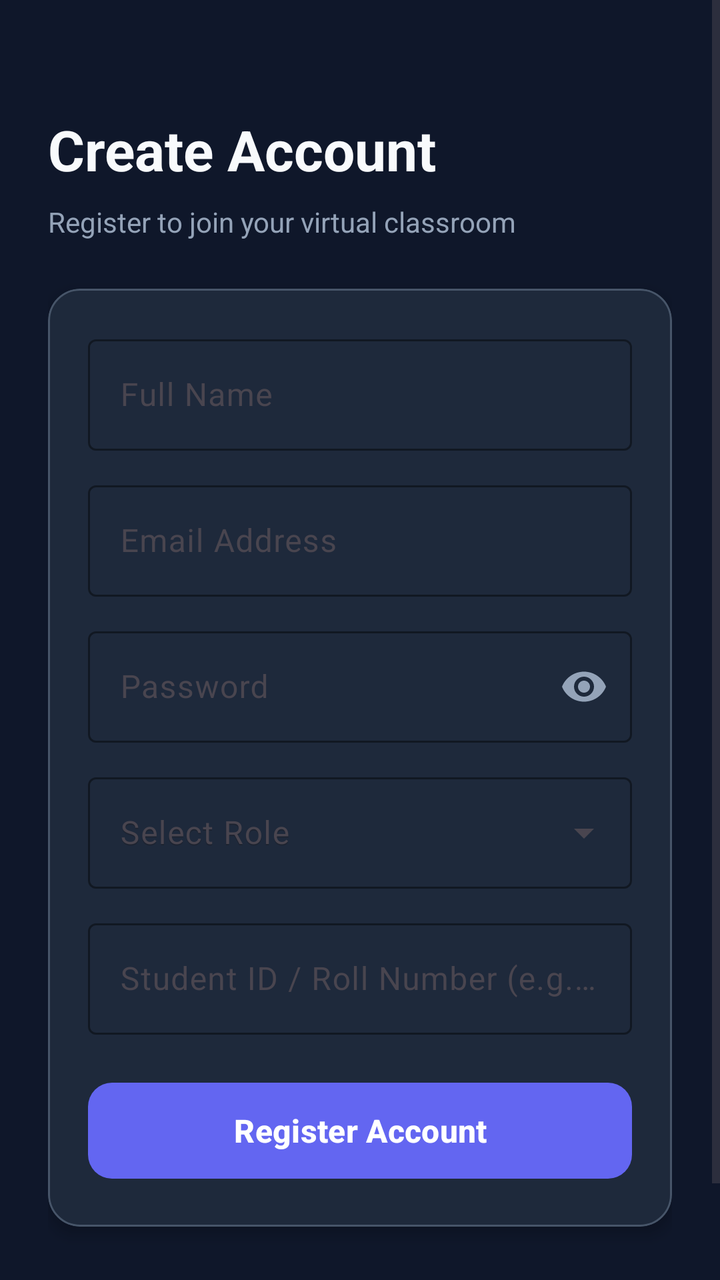
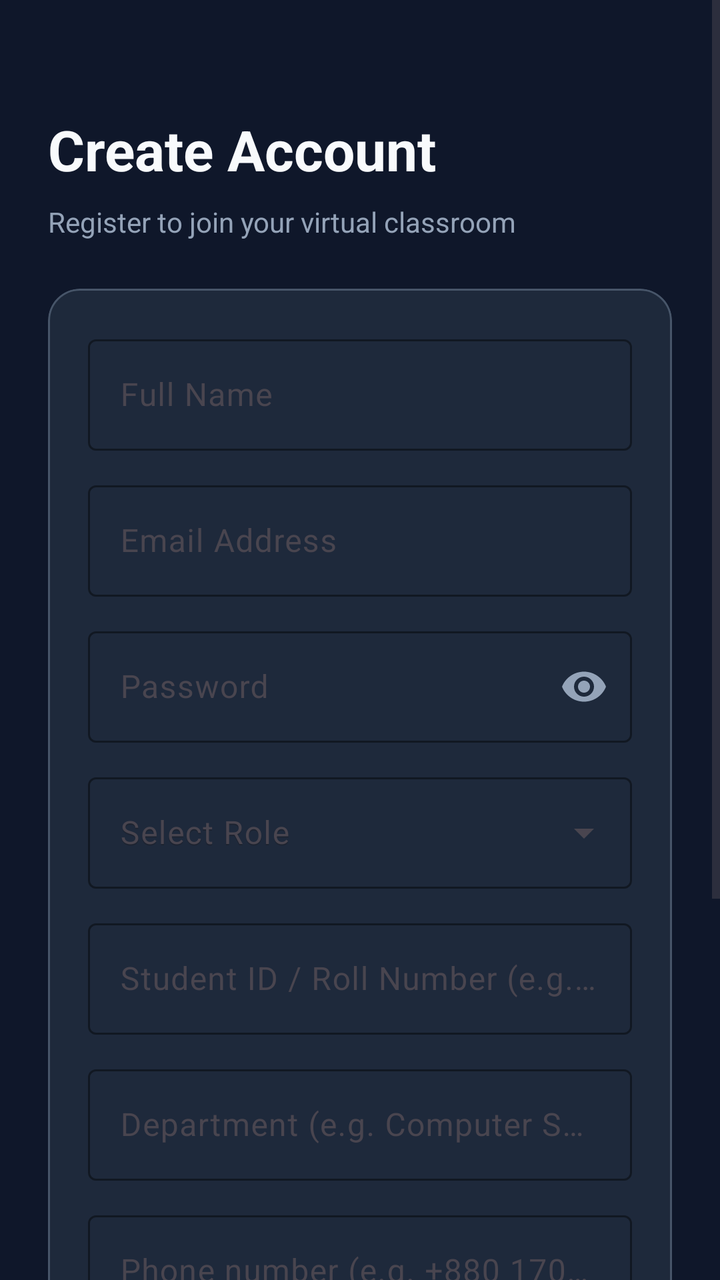

Compare the two renders of this Android layout. The source of the first and the diff that turns it into the second are given below.
<!-- AndroidManifest.xml: application theme Theme.SmartAttendanceManagementSystem -->
<!-- res/layout/fragment_register.xml -->
<?xml version="1.0" encoding="utf-8"?>
<ScrollView xmlns:android="http://schemas.android.com/apk/res/android"
    xmlns:app="http://schemas.android.com/apk/res-auto"
    android:layout_width="match_parent"
    android:layout_height="match_parent"
    android:background="@color/dark_background"
    android:fillViewport="true">

    <androidx.constraintlayout.widget.ConstraintLayout
        android:layout_width="match_parent"
        android:layout_height="wrap_content"
        android:padding="24dp">

        <TextView
            android:id="@+id/tv_title"
            android:layout_width="0dp"
            android:layout_height="wrap_content"
            android:layout_marginTop="32dp"
            android:text="@string/create_account"
            android:textColor="@color/text_primary"
            android:textSize="28sp"
            android:textStyle="bold"
            app:layout_constraintEnd_toEndOf="parent"
            app:layout_constraintStart_toStartOf="parent"
            app:layout_constraintTop_toTopOf="parent" />

        <TextView
            android:id="@+id/tv_subtitle"
            android:layout_width="0dp"
            android:layout_height="wrap_content"
            android:layout_marginTop="8dp"
            android:text="@string/register_subtitle"
            android:textColor="@color/text_secondary"
            android:textSize="14sp"
            app:layout_constraintEnd_toEndOf="parent"
            app:layout_constraintStart_toStartOf="parent"
            app:layout_constraintTop_toBottomOf="@id/tv_title" />

        <com.google.android.material.card.MaterialCardView
            android:id="@+id/card_register"
            android:layout_width="0dp"
            android:layout_height="wrap_content"
            android:layout_marginTop="24dp"
            app:cardBackgroundColor="@color/dark_surface"
            app:cardCornerRadius="16dp"
            app:cardElevation="4dp"
            app:strokeColor="@color/card_stroke"
            app:strokeWidth="1dp"
            app:layout_constraintEnd_toEndOf="parent"
            app:layout_constraintStart_toStartOf="parent"
            app:layout_constraintTop_toBottomOf="@id/tv_subtitle">

            <LinearLayout
                android:layout_width="match_parent"
                android:layout_height="wrap_content"
                android:orientation="vertical"
                android:padding="20dp">

                <com.google.android.material.textfield.TextInputLayout
                    android:id="@+id/til_name"
                    style="@style/Widget.Material3.TextInputLayout.OutlinedBox"
                    android:layout_width="match_parent"
                    android:layout_height="wrap_content"
                    android:hint="@string/label_full_name"
                    app:boxStrokeColor="@color/primary"
                    app:hintTextColor="@color/primary">

                    <com.google.android.material.textfield.TextInputEditText
                        android:id="@+id/et_name"
                        android:layout_width="match_parent"
                        android:layout_height="wrap_content"
                        android:inputType="textPersonName"
                        android:textColor="@color/text_primary" />
                </com.google.android.material.textfield.TextInputLayout>

                <com.google.android.material.textfield.TextInputLayout
                    android:id="@+id/til_email"
                    style="@style/Widget.Material3.TextInputLayout.OutlinedBox"
                    android:layout_width="match_parent"
                    android:layout_height="wrap_content"
                    android:layout_marginTop="12dp"
                    android:hint="@string/label_email"
                    app:boxStrokeColor="@color/primary"
                    app:hintTextColor="@color/primary">

                    <com.google.android.material.textfield.TextInputEditText
                        android:id="@+id/et_email"
                        android:layout_width="match_parent"
                        android:layout_height="wrap_content"
                        android:inputType="textEmailAddress"
                        android:textColor="@color/text_primary" />
                </com.google.android.material.textfield.TextInputLayout>

                <com.google.android.material.textfield.TextInputLayout
                    android:id="@+id/til_password"
                    style="@style/Widget.Material3.TextInputLayout.OutlinedBox"
                    android:layout_width="match_parent"
                    android:layout_height="wrap_content"
                    android:layout_marginTop="12dp"
                    android:hint="@string/label_password"
                    app:boxStrokeColor="@color/primary"
                    app:hintTextColor="@color/primary"
                    app:passwordToggleEnabled="true"
                    app:passwordToggleTint="@color/text_secondary">

                    <com.google.android.material.textfield.TextInputEditText
                        android:id="@+id/et_password"
                        android:layout_width="match_parent"
                        android:layout_height="wrap_content"
                        android:inputType="textPassword"
                        android:textColor="@color/text_primary" />
                </com.google.android.material.textfield.TextInputLayout>

                <com.google.android.material.textfield.TextInputLayout
                    android:id="@+id/til_role"
                    style="@style/Widget.Material3.TextInputLayout.OutlinedBox.ExposedDropdownMenu"
                    android:layout_width="match_parent"
                    android:layout_height="wrap_content"
                    android:layout_marginTop="12dp"
                    android:hint="@string/label_role"
                    app:boxStrokeColor="@color/primary"
                    app:hintTextColor="@color/primary">

                    <AutoCompleteTextView
                        android:id="@+id/act_role"
                        android:layout_width="match_parent"
                        android:layout_height="wrap_content"
                        android:hint="@string/label_role"
                        android:inputType="none"
                        android:textColor="@color/text_primary" />
                </com.google.android.material.textfield.TextInputLayout>

                
                <com.google.android.material.textfield.TextInputLayout
                    android:id="@+id/til_student_id"
                    style="@style/Widget.Material3.TextInputLayout.OutlinedBox"
                    android:layout_width="match_parent"
                    android:layout_height="wrap_content"
                    android:layout_marginTop="12dp"
                    android:hint="Student ID / Roll Number (e.g. 101, 2021-001)"
                    app:boxStrokeColor="@color/primary"
                    app:hintTextColor="@color/primary">

                    <com.google.android.material.textfield.TextInputEditText
                        android:id="@+id/et_student_id"
                        android:layout_width="match_parent"
                        android:layout_height="wrap_content"
                        android:inputType="text"
                        android:textColor="@color/text_primary" />
                </com.google.android.material.textfield.TextInputLayout>

                <ProgressBar
                    android:id="@+id/progress_bar"
                    android:layout_width="wrap_content"
                    android:layout_height="wrap_content"
                    android:layout_gravity="center"
                    android:layout_marginTop="16dp"
                    android:visibility="gone" />

                <com.google.android.material.button.MaterialButton
                    android:id="@+id/btn_register"
                    android:layout_width="match_parent"
                    android:layout_height="56dp"
                    android:layout_marginTop="20dp"
                    android:text="@string/btn_register"
                    android:textColor="@color/white"
                    android:textSize="16sp"
                    android:textStyle="bold"
                    app:backgroundTint="@color/primary"
                    app:cornerRadius="12dp" />

            </LinearLayout>

        </com.google.android.material.card.MaterialCardView>

        <TextView
            android:id="@+id/tv_login_link"
            android:layout_width="wrap_content"
            android:layout_height="wrap_content"
            android:layout_marginTop="20dp"
            android:padding="8dp"
            android:text="@string/prompt_have_account"
            android:textColor="@color/primary"
            android:textSize="14sp"
            android:textStyle="bold"
            app:layout_constraintEnd_toEndOf="parent"
            app:layout_constraintStart_toStartOf="parent"
            app:layout_constraintTop_toBottomOf="@id/card_register" />

    </androidx.constraintlayout.widget.ConstraintLayout>

</ScrollView>
<!-- resources referenced by this layout -->
<resources>
  <color name="card_stroke">#475569</color>
  <color name="dark_background">#0F172A</color>
  <color name="dark_surface">#1E293B</color>
  <color name="primary">#6366F1</color>
  <color name="text_primary">#F8FAFC</color>
  <color name="text_secondary">#94A3B8</color>
  <color name="white">#FFFFFFFF</color>
  <string name="btn_register">Register Account</string>
  <string name="create_account">Create Account</string>
  <string name="label_email">Email Address</string>
  <string name="label_full_name">Full Name</string>
  <string name="label_password">Password</string>
  <string name="label_role">Select Role</string>
  <string name="prompt_have_account">Already have an account? Sign In</string>
  <string name="register_subtitle">Register to join your virtual classroom</string>
  <style name="Theme.SmartAttendanceManagementSystem" parent="Theme.Material3.DayNight.NoActionBar">
          
          <item name="colorPrimary">@color/primary</item>
          <item name="colorOnPrimary">@color/white</item>
          <item name="colorSecondary">@color/secondary</item>
          <item name="colorOnSecondary">@color/white</item>
          <item name="android:colorBackground">@color/dark_background</item>
  
          
          <item name="materialAlertDialogTheme">@style/CustomMaterialAlertDialogTheme</item>
          <item name="materialCalendarTheme">@style/CustomMaterialCalendarTheme</item>
          <item name="materialTimePickerTheme">@style/CustomMaterialTimePickerTheme</item>
      </style>
  <color name="secondary">#10B981</color>
  <style name="CustomMaterialAlertDialogTheme" parent="ThemeOverlay.Material3.MaterialAlertDialog">
          <item name="buttonBarPositiveButtonStyle">@style/Widget.Material3.Button.TextButton.Dialog</item>
          <item name="buttonBarNegativeButtonStyle">@style/Widget.Material3.Button.TextButton.Dialog</item>
      </style>
  <style name="CustomMaterialCalendarTheme" parent="ThemeOverlay.Material3.MaterialCalendar">
          <item name="colorOnPrimary">@color/white</item>
          <item name="colorPrimary">@color/primary</item>
      </style>
  <style name="CustomMaterialTimePickerTheme" parent="ThemeOverlay.Material3.MaterialTimePicker">
          <item name="colorOnPrimary">@color/white</item>
          <item name="colorPrimary">@color/primary</item>
      </style>
  <style name="Widget.Material3.Button.TextButton.Dialog" parent="Widget.Material3.Button.TextButton">
          <item name="android:textColor">@color/primary</item>
          <item name="android:textSize">14sp</item>
          <item name="android:textStyle">bold</item>
      </style>
</resources>

<!-- the commit's change to res/layout/fragment_register.xml (unified diff, before → after) -->
@@ -146,6 +146,61 @@
                         android:layout_width="match_parent"
                         android:layout_height="wrap_content"
                         android:inputType="text"
+                        android:textColor="@color/text_primary" />
+                </com.google.android.material.textfield.TextInputLayout>
+
+                <com.google.android.material.textfield.TextInputLayout
+                    android:id="@+id/til_department"
+                    style="@style/Widget.Material3.TextInputLayout.OutlinedBox"
+                    android:layout_width="match_parent"
+                    android:layout_height="wrap_content"
+                    android:layout_marginTop="12dp"
+                    android:hint="Department (e.g. Computer Science)"
+                    app:boxStrokeColor="@color/primary"
+                    app:hintTextColor="@color/primary">
+
+                    <com.google.android.material.textfield.TextInputEditText
+                        android:id="@+id/et_department"
+                        android:layout_width="match_parent"
+                        android:layout_height="wrap_content"
+                        android:inputType="text"
+                        android:textColor="@color/text_primary" />
+                </com.google.android.material.textfield.TextInputLayout>
+
+                <com.google.android.material.textfield.TextInputLayout
+                    android:id="@+id/til_phone"
+                    style="@style/Widget.Material3.TextInputLayout.OutlinedBox"
+                    android:layout_width="match_parent"
+                    android:layout_height="wrap_content"
+                    android:layout_marginTop="12dp"
+                    android:hint="Phone number (e.g. +880 1700-000000)"
+                    app:boxStrokeColor="@color/primary"
+                    app:hintTextColor="@color/primary">
+
+                    <com.google.android.material.textfield.TextInputEditText
+                        android:id="@+id/et_phone"
+                        android:layout_width="match_parent"
+                        android:layout_height="wrap_content"
+                        android:inputType="phone"
+                        android:textColor="@color/text_primary" />
+                </com.google.android.material.textfield.TextInputLayout>
+
+                <com.google.android.material.textfield.TextInputLayout
+                    android:id="@+id/til_address"
+                    style="@style/Widget.Material3.TextInputLayout.OutlinedBox"
+                    android:layout_width="match_parent"
+                    android:layout_height="wrap_content"
+                    android:layout_marginTop="12dp"
+                    android:hint="Address (e.g. Mirpur, Dhaka)"
+                    app:boxStrokeColor="@color/primary"
+                    app:hintTextColor="@color/primary">
+
+                    <com.google.android.material.textfield.TextInputEditText
+                        android:id="@+id/et_address"
+                        android:layout_width="match_parent"
+                        android:layout_height="wrap_content"
+                        android:inputType="textPostalAddress"
+                        android:maxLines="2"
                         android:textColor="@color/text_primary" />
                 </com.google.android.material.textfield.TextInputLayout>
 
